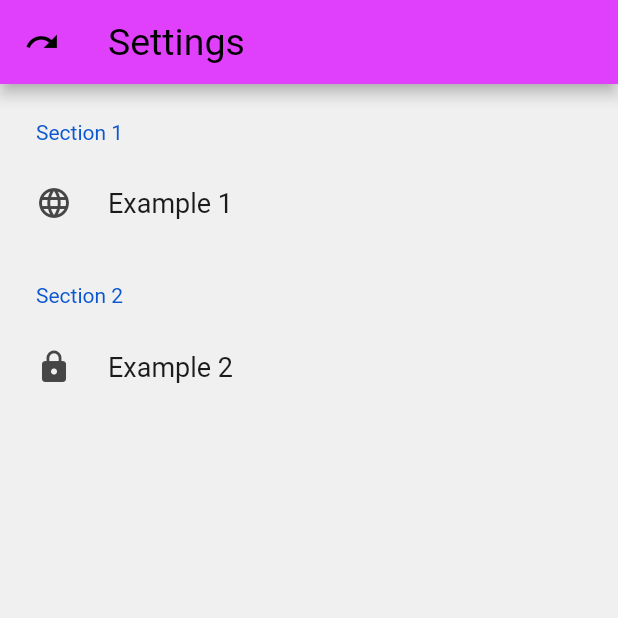
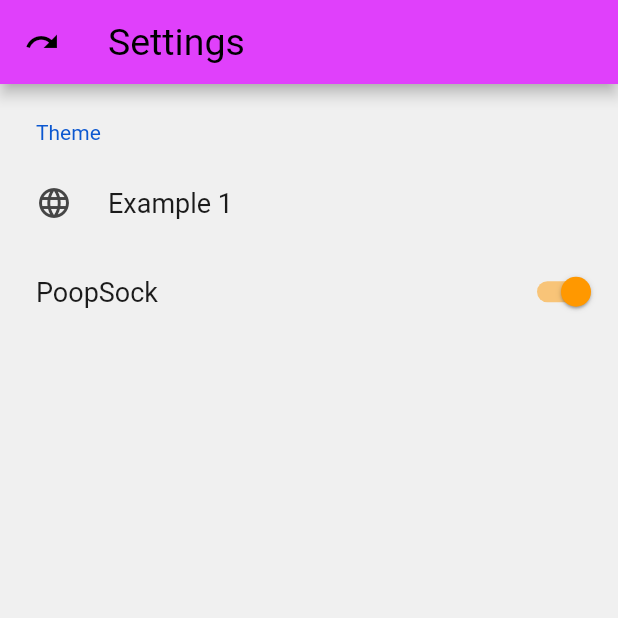
Before and after one commit to 115a-project/MicroMe, a Flutter app: the Settings screen opened directly, on a phone screen of 412 x 824 dp, the top half of it. Run offline on Flutter 3.47's test engine with Material 2 defaults, Android fonts, the phone set to English and light mode, and no system bars; drawn by our look-alikes of settings_ui; our stand-ins replace cloud_firestore, firebase_core, get; accounts and stored records are empty.

Commit message:
Added package called get and separated themedata into its own file

```diff
--- a/testing/lib/Pages/settings.dart
+++ b/testing/lib/Pages/settings.dart
@@ -1,5 +1,6 @@
 import 'package:flutter/material.dart';
 import 'package:settings_ui/settings_ui.dart';
+
 
 class Settings extends StatefulWidget {
   const Settings({Key? key}) : super(key: key);
@@ -8,6 +9,8 @@ class Settings extends StatefulWidget {
   _SettingsState createState() => _SettingsState();
 }
 class _SettingsState extends State<Settings> {
+
+
   @override
   Widget build(BuildContext context) {
     return Scaffold(
@@ -35,22 +38,18 @@ class _SettingsState extends State<Settings> {
       body: SettingsList(
         sections: [
           SettingsSection(
-            title: const Text('Section 1'),
+            title: const Text('Theme'),
             tiles: [
               SettingsTile(
                 title: const Text('Example 1'),
                 leading: const Icon(Icons.language),
                 onPressed: (BuildContext context) {},
               ),
-            ],
-          ),
-          SettingsSection(
-            title: const Text('Section 2'),
-            tiles: [
-              SettingsTile(
-                title: const Text('Example 2'),
-                leading: const Icon(Icons.lock),
-                onPressed: (BuildContext context) {},
+              SettingsTile.switchTile(
+                title: const Text('PoopSock'),
+                initialValue: true,
+                onToggle: (bool value) {
+                },
               ),
             ],
           ),
--- a/testing/pubspec.yaml
+++ b/testing/pubspec.yaml
@@ -37,6 +37,7 @@ dependencies:
   settings_ui: ^2.0.2
   firebase_core: ^1.15.0
   cloud_firestore: ^3.1.13
+  get: ^4.6.1
 
 dev_dependencies:
   flutter_test:
```
Also changed, not shown: testing/lib/main.dart (+5 -22 lines), testing/lib/themes.dart (added, +30 -0 lines), testing/pubspec.lock.
